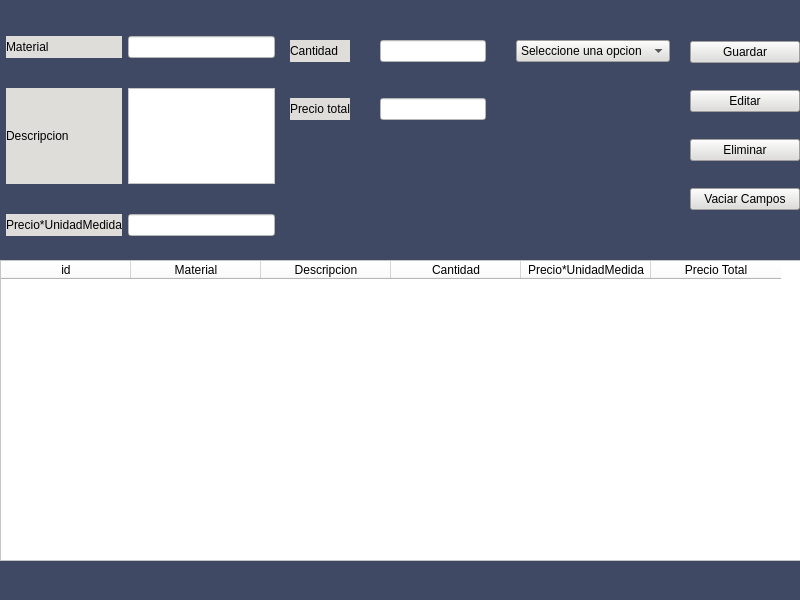
Old version of the form Proyecto/Vistas/Vw_materiales.ui in the repository EdCenten0/MAPA-Python.
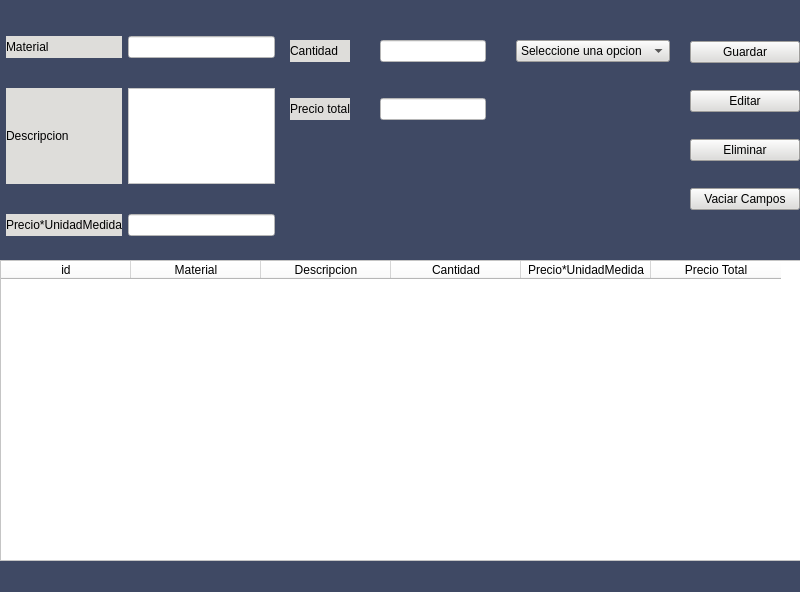
New version of the form.

The edit to the form file:
```diff
--- a/Proyecto/Vistas/Vw_materiales.ui
+++ b/Proyecto/Vistas/Vw_materiales.ui
@@ -7,7 +7,7 @@
     <x>0</x>
     <y>0</y>
     <width>800</width>
-    <height>600</height>
+    <height>592</height>
    </rect>
   </property>
   <property name="windowTitle">
```
